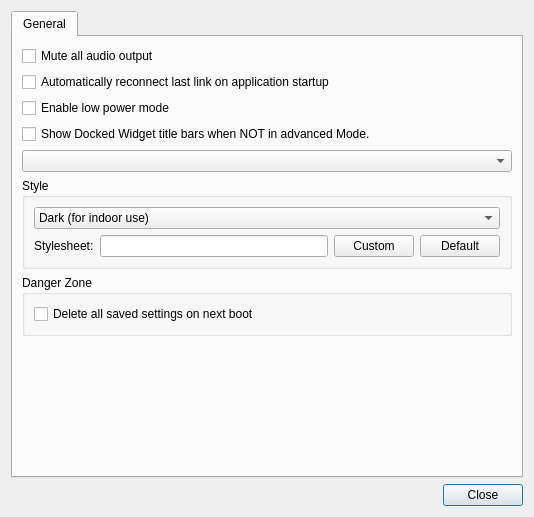
Before: the Qt Designer form src/ui/QGCSettingsWidget.ui in mavlink/qgroundcontrol, drawn with Qt 5.
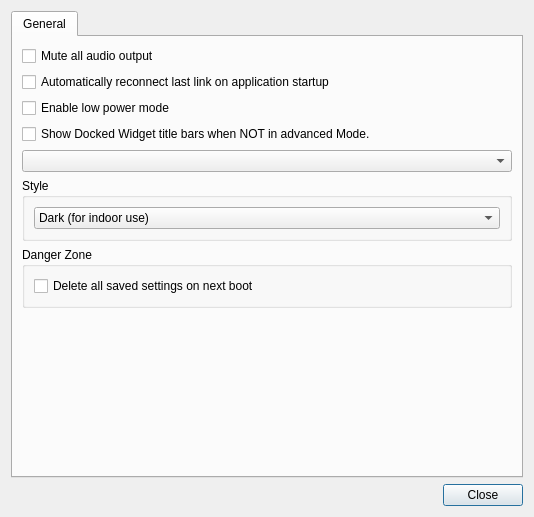
After: the same form once the commit is applied. Icons and pictures are not drawn.

Commit message: Remove support for user style file

```diff
--- a/src/ui/QGCSettingsWidget.ui
+++ b/src/ui/QGCSettingsWidget.ui
@@ -108,46 +108,6 @@
             </item>
            </layout>
           </item>
-          <item>
-           <layout class="QHBoxLayout" name="DarkStyleLayout">
-            <item>
-             <widget class="QLabel" name="label">
-              <property name="sizePolicy">
-               <sizepolicy hsizetype="Minimum" vsizetype="Minimum">
-                <horstretch>0</horstretch>
-                <verstretch>0</verstretch>
-               </sizepolicy>
-              </property>
-              <property name="text">
-               <string>Stylesheet:</string>
-              </property>
-             </widget>
-            </item>
-            <item>
-             <widget class="QLineEdit" name="styleSheetFile"/>
-            </item>
-            <item>
-             <widget class="QPushButton" name="styleCustomButton">
-              <property name="text">
-               <string>Custom</string>
-              </property>
-              <property name="autoDefault">
-               <bool>false</bool>
-              </property>
-             </widget>
-            </item>
-            <item>
-             <widget class="QPushButton" name="styleDefaultButton">
-              <property name="text">
-               <string>Default</string>
-              </property>
-              <property name="autoDefault">
-               <bool>false</bool>
-              </property>
-             </widget>
-            </item>
-           </layout>
-          </item>
          </layout>
         </widget>
        </item>
```
The commit also changes 2 other files.
